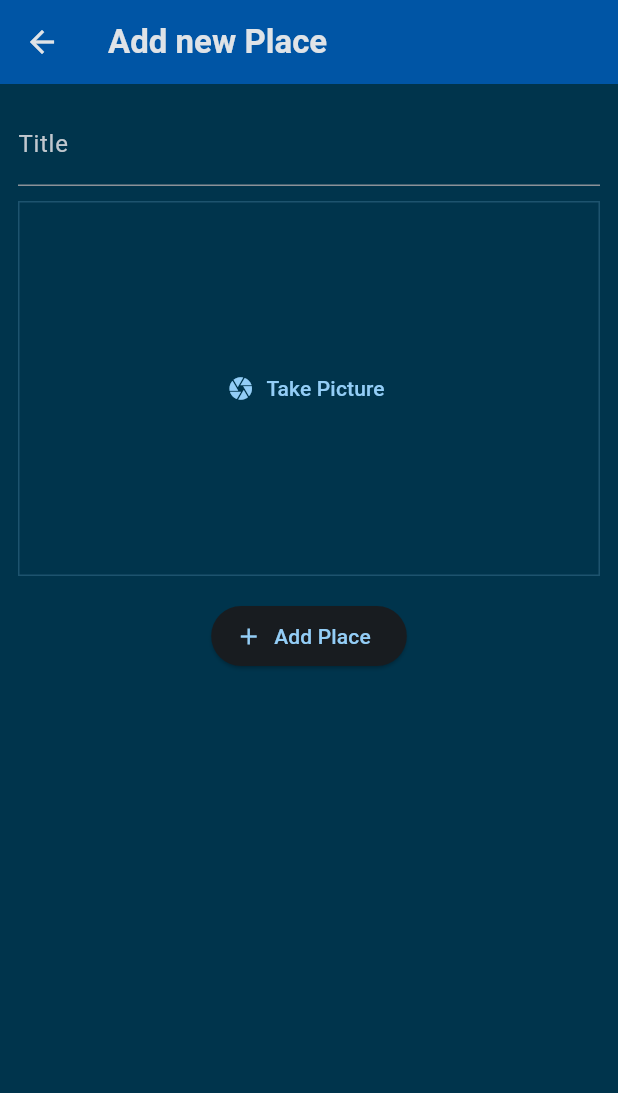
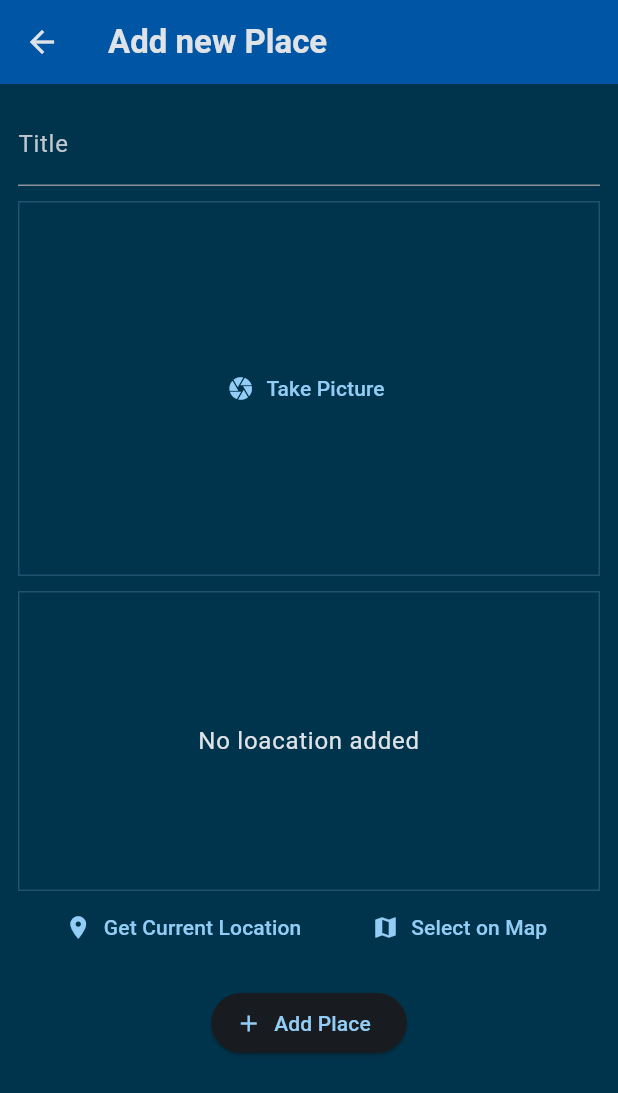
Before and after one commit to Naveen2070/favorite_places, a Flutter app: the AddPlaceScreen screen opened directly, on a phone screen of 412 x 824 dp. Shown: the top 1093 px of the screen. Run offline on Flutter 3.47's test engine with Material 3 defaults, Android fonts, the phone set to English and light mode, and no system bars; our stand-ins replace flutter_riverpod, google_fonts, image_picker, location.

```diff
--- a/lib/models/place.dart
+++ b/lib/models/place.dart
@@ -1,10 +1,12 @@
 import 'package:uuid/uuid.dart';
+import 'dart:io';
 
 const uuid = Uuid();
 
 class Place {
-  Place({required this.title}) : id = uuid.v4();
+  Place({required this.title, required this.image}) : id = uuid.v4();
 
   final String id;
   final String title;
+  final File image;
 }
--- a/lib/providers/user_places.dart
+++ b/lib/providers/user_places.dart
@@ -1,3 +1,5 @@
+import 'dart:io';
+
 import 'package:flutter_riverpod/flutter_riverpod.dart';
 
 import 'package:favorite_places/models/place.dart';
@@ -5,8 +7,8 @@ import 'package:favorite_places/models/place.dart';
 class UserPlacesNotifier extends StateNotifier<List<Place>> {
   UserPlacesNotifier() : super(const []);
 
-  void addPlace(String title) {
-    final newPlace = Place(title: title);
+  void addPlace(String title, File image) {
+    final newPlace = Place(title: title, image: image);
     state = [newPlace, ...state];
   }
 }
--- a/lib/screens/add_place.dart
+++ b/lib/screens/add_place.dart
@@ -1,4 +1,7 @@
+import 'dart:io';
+
 import 'package:favorite_places/widgets/image_input.dart';
+import 'package:favorite_places/widgets/loaction_input.dart';
 import 'package:flutter/material.dart';
 import 'package:flutter_riverpod/flutter_riverpod.dart';
 
@@ -15,15 +18,18 @@ class AddPlaceScreen extends ConsumerStatefulWidget {
 
 class _AddPlaceScreenState extends ConsumerState<AddPlaceScreen> {
   final _titleController = TextEditingController();
+  File? _selectedImage;
 
   void _savePlace() {
     final enteredTitle = _titleController.text;
 
-    if (enteredTitle.isEmpty) {
+    if (enteredTitle.isEmpty || _selectedImage == null) {
       return;
     }
 
-    ref.read(userPlacesProvider.notifier).addPlace(enteredTitle);
+    ref
+        .read(userPlacesProvider.notifier)
+        .addPlace(enteredTitle, _selectedImage!);
 
     Navigator.of(context).pop();
   }
@@ -52,7 +58,13 @@ class _AddPlaceScreenState extends ConsumerState<AddPlaceScreen> {
               ),
             ),
             const SizedBox(height: 10),
-            ImageInput(),
+            ImageInput(
+              onPickImage: (image) {
+                _selectedImage = image;
+              },
+            ),
+            const SizedBox(height: 10),
+            LoactionInput(),
             const SizedBox(height: 16),
             ElevatedButton.icon(
               onPressed: _savePlace,
--- a/lib/widgets/image_input.dart
+++ b/lib/widgets/image_input.dart
@@ -3,7 +3,9 @@ import 'package:image_picker/image_picker.dart';
 import 'dart:io';
 
 class ImageInput extends StatefulWidget {
-  const ImageInput({super.key});
+  const ImageInput({super.key, required this.onPickImage});
+
+  final void Function(File image) onPickImage;
 
   @override
   State<ImageInput> createState() => _ImageInputState();
@@ -22,6 +24,8 @@ class _ImageInputState extends State<ImageInput> {
     setState(() {
       _selectedImage = File(pickedImage.path);
     });
+
+    widget.onPickImage(_selectedImage!);
   }
 
   @override
--- /dev/null
+++ b/lib/widgets/loaction_input.dart
@@ -0,0 +1,92 @@
+import 'package:flutter/material.dart';
+import 'package:location/location.dart';
+
+class LoactionInput extends StatefulWidget {
+  const LoactionInput({super.key});
+
+  @override
+  State<LoactionInput> createState() => _LoactionInputState();
+}
+
+class _LoactionInputState extends State<LoactionInput> {
+  Location? _pickedLoaction;
+  var _isFetching = false;
+
+  void _getCurrentLoctaion() async {
+    Location location = Location();
+
+    bool serviceEnabled;
+    PermissionStatus permissionGranted;
+    LocationData locationData;
+
+    serviceEnabled = await location.serviceEnabled();
+    if (!serviceEnabled) {
+      serviceEnabled = await location.requestService();
+      if (!serviceEnabled) {
+        return;
+      }
+    }
+
+    permissionGranted = await location.hasPermission();
+    if (permissionGranted == PermissionStatus.denied) {
+      permissionGranted = await location.requestPermission();
+      if (permissionGranted != PermissionStatus.granted) {
+        return;
+      }
+    }
+
+    setState(() {
+      _isFetching = true;
+    });
+
+    locationData = await location.getLocation();
+
+    setState(() {
+      _isFetching = false;
+    });
+  }
+
+  @override
+  Widget build(BuildContext context) {
+    Widget previewContent = Text("No loacation added",
+        textAlign: TextAlign.center,
+        style: Theme.of(context).textTheme.bodyLarge!.copyWith(
+              color: Theme.of(context).colorScheme.onSurface,
+            ));
+
+    if (_isFetching) {
+      previewContent = const CircularProgressIndicator();
+    }
+
+    return Column(
+      children: [
+        Container(
+          decoration: BoxDecoration(
+              border: Border.all(
+                  width: 1,
+                  color:
+                      Theme.of(context).colorScheme.primary.withOpacity(0.2))),
+          height: 200,
+          width: double.infinity,
+          alignment: Alignment.center,
+          child: previewContent,
+        ),
+        Row(mainAxisAlignment: MainAxisAlignment.spaceEvenly, children: [
+          TextButton.icon(
+            onPressed: _getCurrentLoctaion,
+            label: const Text("Get Current Location"),
+            icon: const Icon(
+              Icons.location_on,
+            ),
+          ),
+          TextButton.icon(
+              onPressed: () {},
+              label: const Text("Select on Map"),
+              icon: const Icon(
+                Icons.map,
+              ))
+        ])
+      ],
+    );
+  }
+}
--- a/lib/widgets/places_list.dart
+++ b/lib/widgets/places_list.dart
@@ -24,6 +24,10 @@ class PlacesList extends StatelessWidget {
     return ListView.builder(
       itemCount: places.length,
       itemBuilder: (ctx, index) => ListTile(
+        leading: CircleAvatar(
+          radius: 26,
+          backgroundImage: FileImage(places[index].image),
+        ),
         title: Text(
           places[index].title,
           style: Theme.of(context).textTheme.titleMedium!.copyWith(
--- a/pubspec.yaml
+++ b/pubspec.yaml
@@ -40,6 +40,7 @@ dependencies:
   flutter_riverpod: ^2.5.1
   riverpod_annotation: ^2.3.5
   image_picker: ^1.1.1
+  location: ^6.0.2
 
 dev_dependencies:
   flutter_test:
```
Also changed, not shown: lib/screens/place_detail.dart (+12 -11 lines), lib/screens/places.dart (+5 -2 lines), pubspec.lock, 3 other files.
